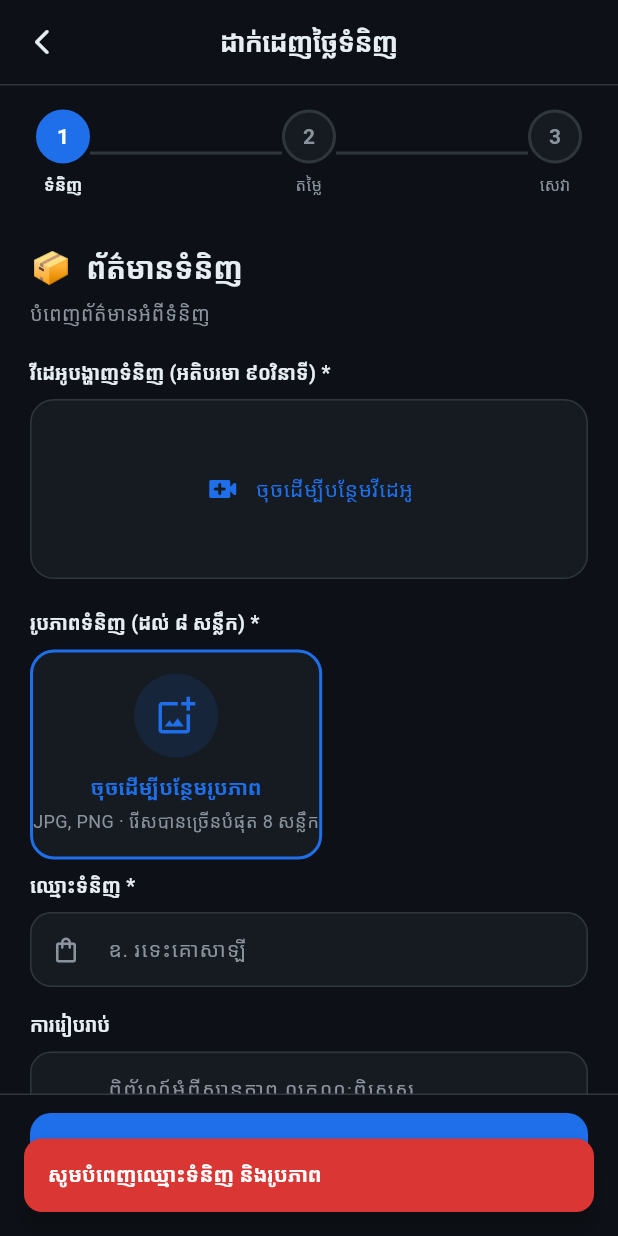
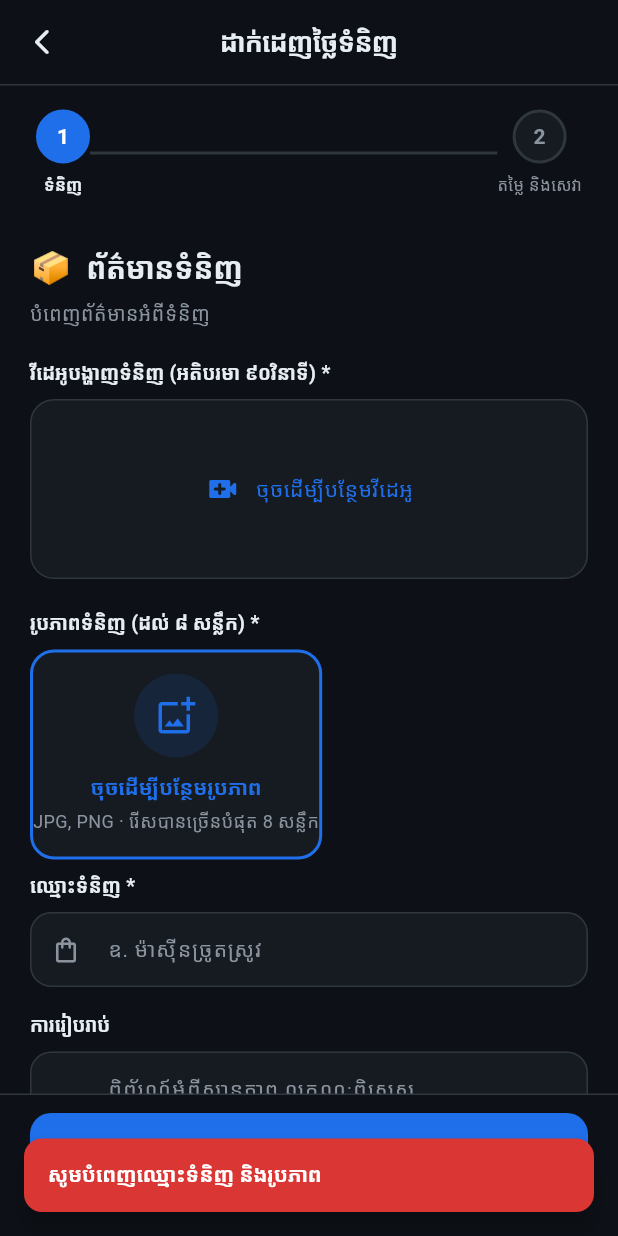
Before and after one commit to klartdean-stack/sesan_app_new, a Flutter app: the AuctionAddScreen screen opened directly, after a tap on "បន្ទាប់", on a phone screen of 412 x 824 dp. Run offline on Flutter 3.47's test engine with Material 3 defaults, Android fonts, the phone set to English and light mode, and no system bars; our stand-ins replace app_links, audio_video_progress_bar, audioplayers, cached_network_image, cloud_firestore, cloud_functions and 25 more; missing offline and left inert: ai_barcode_scanner, gal, google_mlkit_barcode_scanning, mobile_scanner, record, video_compress; accounts and stored records are empty; Roboto replaces fonts that are missing (Siemreap).

Commit message:
Sync cart and auction flow with Android Build 46

```diff
--- a/lib/auction_add_screen.dart
+++ b/lib/auction_add_screen.dart
@@ -337,9 +337,6 @@ class _AuctionAddScreenState extends State<AuctionAddScreen>
       _validateNumber(_startPriceCtrl.text) == null &&
           _validateNumber(_bidStepCtrl.text) == null &&
           _endDate != null;
-  bool get _step2Valid => _selectedPackage != null;
-
-
   void _nextStep() {
     if (_currentStep == 0 && !_step0Valid) {
       _showErrorSnack('សូមបំពេញឈ្មោះទំនិញ និងរូបភាព');
@@ -349,12 +346,12 @@ class _AuctionAddScreenState extends State<AuctionAddScreen>
       _showErrorSnack('សូមបំពេញតម្លៃ និងថ្ងៃបញ្ចប់');
       return;
     }
-    if (_currentStep == 2 && !_step2Valid) {
+    if (_currentStep == 1 && _selectedPackage == null) {
       _showErrorSnack('សូមជ្រើសរើសកញ្ចប់សេវា');
       return;
     }
-    if (_currentStep < 2) {
-      setState(() => _currentStep++);
+    if (_currentStep == 0) {
+      setState(() => _currentStep = 1);
       _fadeCtrl
         ..reset()
         ..forward();
@@ -629,7 +626,7 @@ class _AuctionAddScreenState extends State<AuctionAddScreen>
 
 
   Widget _buildStepIndicator() {
-    final steps = ['ទំនិញ', 'តម្លៃ', 'សេវា'];
+    final steps = ['ទំនិញ', 'តម្លៃ និងសេវា'];
     return Container(
       color: _bg,
       padding: const EdgeInsets.symmetric(horizontal: 24, vertical: 16),
@@ -714,9 +711,12 @@ class _AuctionAddScreenState extends State<AuctionAddScreen>
       case 0:
         return _buildStep0();
       case 1:
-        return _buildStep1();
-      case 2:
-        return _buildStep2();
+        return Column(
+          children: [
+            _buildStep1(),
+            _buildStep2(),
+          ],
+        );
       default:
         return const SizedBox();
     }
@@ -741,7 +741,7 @@ class _AuctionAddScreenState extends State<AuctionAddScreen>
         const SizedBox(height: 8),
         _buildTextField(
           controller: _productNameCtrl,
-          hint: 'ឧ. រទេះគោសាឡី',
+          hint: Get.locale?.languageCode == 'km' ? 'ឧ. ម៉ាស៊ីនច្រូតស្រូវ' : 'e.g. Rice harvester',
           icon: Icons.shopping_bag_outlined,
           validator: _validateRequired,
           onChanged: (_) => setState(() {}),
@@ -753,6 +753,8 @@ class _AuctionAddScreenState extends State<AuctionAddScreen>
           controller: _descriptionCtrl,
           hint: 'ពិព័រណ៍អំពីស្ថានភាព លក្ខណៈពិសេស...',
           icon: Icons.description_outlined,
+          keyboard: TextInputType.multiline,
+          textInputAction: TextInputAction.newline,
           maxLines: 4,
         ),
         const SizedBox(height: 16),
@@ -1510,7 +1512,7 @@ class _AuctionAddScreenState extends State<AuctionAddScreen>
             mainAxisAlignment: MainAxisAlignment.center,
             children: [
               Text(
-                _currentStep == 2 ? 'បន្តការបង់ប្រាក់' : 'បន្ទាប់',
+                _currentStep == 1 ? 'បន្តការបង់ប្រាក់' : 'បន្ទាប់',
                 style: const TextStyle(
                   color: Colors.white,
                   fontSize: 15,
@@ -1586,12 +1588,14 @@ class _AuctionAddScreenState extends State<AuctionAddScreen>
     List<TextInputFormatter>? inputFormatters,
     String? suffix,
     int maxLines = 1,
+    TextInputAction? textInputAction,
     String? Function(String?)? validator,
     void Function(String)? onChanged,
   }) {
     return TextFormField(
       controller: controller,
       keyboardType: keyboard,
+      textInputAction: textInputAction,
       maxLines: maxLines,
       style: const TextStyle(color: _text, fontSize: 14),
       validator: validator,
```
